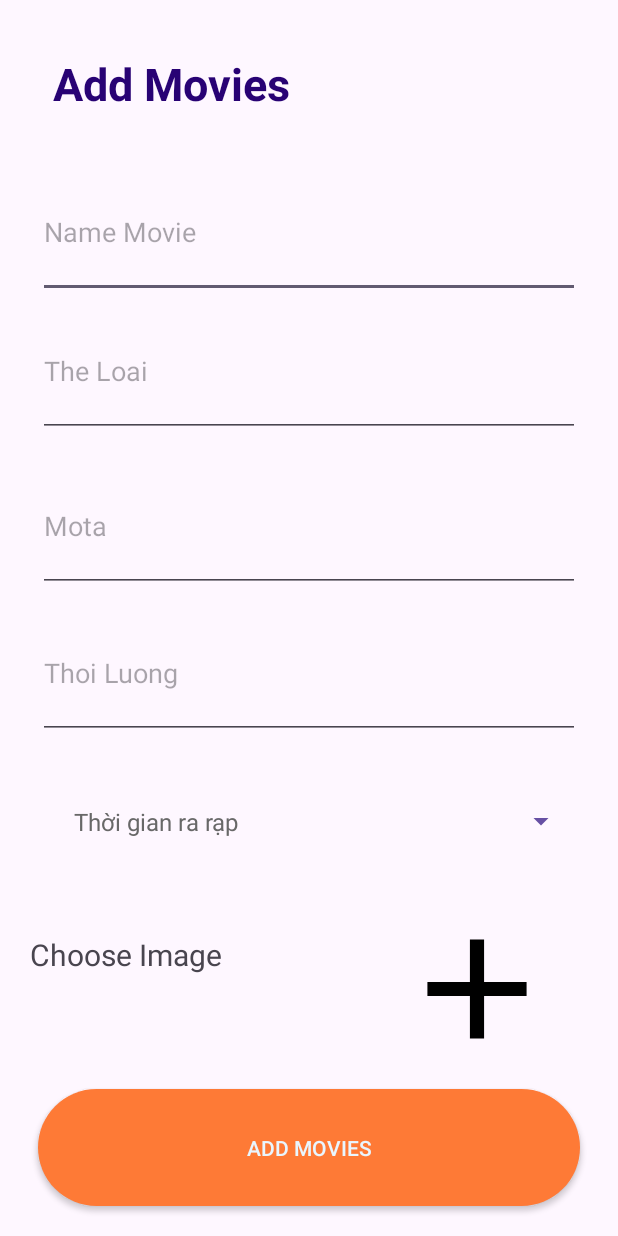
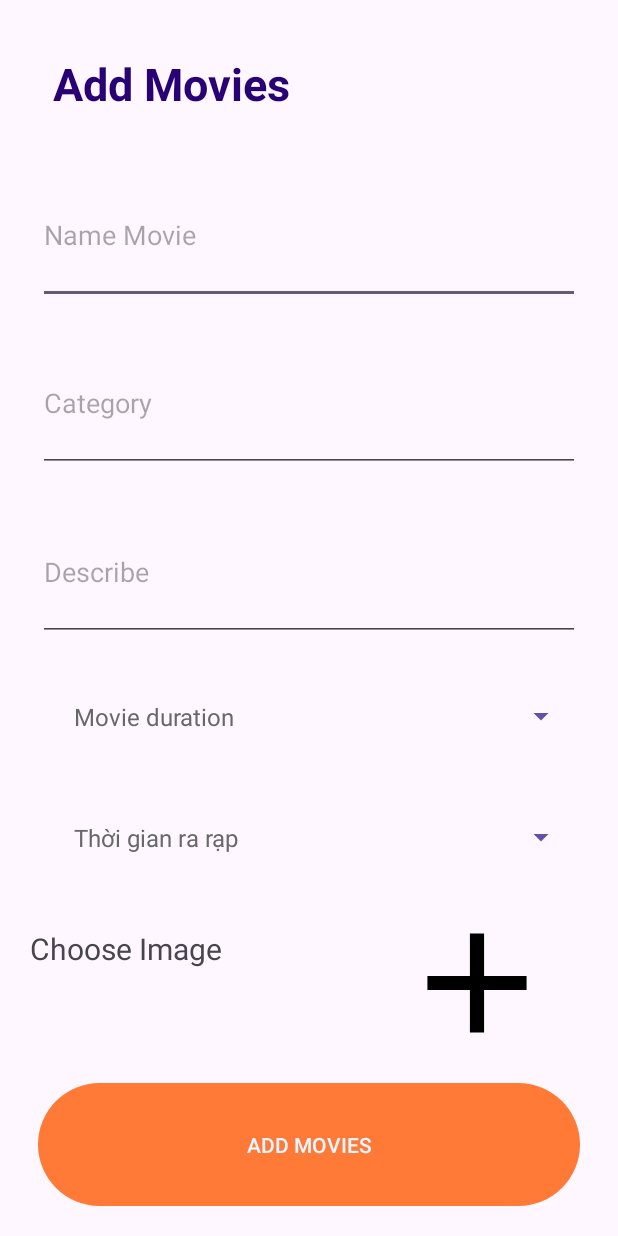
Before and after one commit to Nguyenngotramy/BookTicketsMobile, an Android app: the fragment AddMoviesFragment shown on its own in the app's theme, on a phone screen of 412 x 824 dp. Run offline under Robolectric (Android 15) with nearby library versions, the phone set to English and light mode, and no system bars.

Commit message:
registerDB & Add_moviesTime

```diff
--- a/app/build.gradle.kts
+++ b/app/build.gradle.kts
@@ -63,5 +63,6 @@ dependencies {
 
     implementation("androidx.lifecycle:lifecycle-viewmodel-ktx:2.4.0")
     implementation ("androidx.lifecycle:lifecycle-runtime-ktx:2.4.0")
+    implementation ("de.hdodenhof:circleimageview:3.1.0")
 
 }
--- a/app/src/main/java/com/example/bookticketsmobile/AdminUi/AddMoviesFragment.kt
+++ b/app/src/main/java/com/example/bookticketsmobile/AdminUi/AddMoviesFragment.kt
@@ -1,60 +1,98 @@
 package com.example.bookticketsmobile.AdminUi
 
+import android.app.AlertDialog
+import android.app.DatePickerDialog
 import android.os.Bundle
 import androidx.fragment.app.Fragment
 import android.view.LayoutInflater
 import android.view.View
 import android.view.ViewGroup
 import com.example.bookticketsmobile.R
+import java.util.Calendar
+import android.app.DatePickerDialog.OnDateSetListener
+import android.app.TimePickerDialog
+import com.example.bookticketsmobile.databinding.FragmentAddMoviesBinding
 
-// TODO: Rename parameter arguments, choose names that match
-// the fragment initialization parameters, e.g. ARG_ITEM_NUMBER
-private const val ARG_PARAM1 = "param1"
-private const val ARG_PARAM2 = "param2"
+private var _binding: FragmentAddMoviesBinding? = null
+private val binding get() = _binding!!
+private var datePickerDialog: DatePickerDialog? = null
+private var timePickerDialog: TimePickerDialog? = null
+class AddMoviesFragment : Fragment() {
 
-/**
- * A simple [Fragment] subclass.
- * Use the [AddMoviesFragment.newInstance] factory method to
- * create an instance of this fragment.
- */
-class AddMoviesFragment : Fragment() {
-    // TODO: Rename and change types of parameters
-    private var param1: String? = null
-    private var param2: String? = null
-
-    override fun onCreate(savedInstanceState: Bundle?) {
-        super.onCreate(savedInstanceState)
-        arguments?.let {
-            param1 = it.getString(ARG_PARAM1)
-            param2 = it.getString(ARG_PARAM2)
-        }
-    }
 
     override fun onCreateView(
         inflater: LayoutInflater, container: ViewGroup?,
         savedInstanceState: Bundle?
+
     ): View? {
-        // Inflate the layout for this fragment
-        return inflater.inflate(R.layout.fragment_add_movies, container, false)
+        _binding = FragmentAddMoviesBinding.inflate(inflater, container, false)
+        initDatePicker()
+        binding.datePickerButton.setOnClickListener {
+            openDatePicker()
+        }
+        initTimePicker()
+        binding.timePickerButton.setOnClickListener {
+            openTimePicker()
+        }
+        return binding.root
+    }
+    private fun initDatePicker() {
+        val dateSetListener =
+            OnDateSetListener { datePicker, year, month, day ->
+                var month = month
+                month = month + 1
+                val date = makeDateString(day, month, year)
+                binding.datePickerButton.setText(date)
+            }
+        val cal: Calendar = Calendar.getInstance()
+        val year: Int = cal.get(Calendar.YEAR)
+        val month: Int = cal.get(Calendar.MONTH)
+        val day: Int = cal.get(Calendar.DAY_OF_MONTH)
+        val style: Int = AlertDialog.THEME_HOLO_LIGHT
+        datePickerDialog = DatePickerDialog(requireContext(), style, dateSetListener, year, month, day)
+        //datePickerDialog.getDatePicker().setMaxDate(System.currentTimeMillis());
     }
 
-    companion object {
-        /**
-         * Use this factory method to create a new instance of
-         * this fragment using the provided parameters.
-         *
-         * @param param1 Parameter 1.
-         * @param param2 Parameter 2.
-         * @return A new instance of fragment AddMoviesFragment.
-         */
-        // TODO: Rename and change types and number of parameters
-        @JvmStatic
-        fun newInstance(param1: String, param2: String) =
-            AddMoviesFragment().apply {
-                arguments = Bundle().apply {
-                    putString(ARG_PARAM1, param1)
-                    putString(ARG_PARAM2, param2)
-                }
-            }
+    private fun makeDateString(day: Int, month: Int, year: Int): String? {
+        return getMonthFormat(month) + " " + day + " " + year
     }
+
+    private fun getMonthFormat(month: Int): String {
+        if (month == 1) return "JAN"
+        if (month == 2) return "FEB"
+        if (month == 3) return "MAR"
+        if (month == 4) return "APR"
+        if (month == 5) return "MAY"
+        if (month == 6) return "JUN"
+        if (month == 7) return "JUL"
+        if (month == 8) return "AUG"
+        if (month == 9) return "SEP"
+        if (month == 10) return "OCT"
+        if (month == 11) return "NOV"
+        return if (month == 12) "DEC" else "JAN"
+    }
+
+    fun openDatePicker() {
+        datePickerDialog?.show()
+    }
+
+    private fun initTimePicker() {
+        val timeSetListener = TimePickerDialog.OnTimeSetListener { timePicker, hourOfDay, minute ->
+            val time = makeTimeString(hourOfDay, minute)
+            binding.timePickerButton.text = time
+        }
+        val cal: Calendar = Calendar.getInstance()
+        val hour: Int = cal.get(Calendar.HOUR_OF_DAY)
+        val minute: Int = cal.get(Calendar.MINUTE)
+        val style: Int = AlertDialog.THEME_HOLO_LIGHT
+         timePickerDialog = TimePickerDialog(requireContext(), style, timeSetListener, hour, minute, true)
+    }
+
+    private fun makeTimeString(hourOfDay: Int, minute: Int): String {
+        return String.format("%02d:%02d", hourOfDay, minute)
+    }
+    fun openTimePicker() {
+        timePickerDialog?.show()
+    }
+
 }
--- a/app/src/main/java/com/example/bookticketsmobile/Login.kt
+++ b/app/src/main/java/com/example/bookticketsmobile/Login.kt
@@ -26,9 +26,6 @@ class Login : AppCompatActivity() {
             startActivity(i1)
         }
         bingding.txtForgetPass.paintFlags = bingding.txtForgetPass.paintFlags or Paint.UNDERLINE_TEXT_FLAG
-       /* bingding.textView3.paintFlags = bingding.textView3.paintFlags or Paint.STRIKE_THRU_TEXT_FLAG
-        bingding.textView5.paintFlags = bingding.textView5.paintFlags or Paint.STRIKE_THRU_TEXT_FLAG*/
-
 
     }
 }
--- a/app/src/main/java/com/example/bookticketsmobile/MainActivity.kt
+++ b/app/src/main/java/com/example/bookticketsmobile/MainActivity.kt
@@ -16,7 +16,7 @@ class MainActivity : AppCompatActivity() {
         setContentView(binding.root)
 
         binding.btnLoginHome.setOnClickListener{
-            val i1 = Intent(this,DetailOfFilm::class.java)
+            val i1 = Intent(this,Login::class.java)
             startActivity(i1)
         }
         binding.btnRegisterHome.setOnClickListener{
--- a/app/src/main/java/com/example/bookticketsmobile/Model/khachHang.kt
+++ b/app/src/main/java/com/example/bookticketsmobile/Model/khachHang.kt
@@ -3,6 +3,7 @@ package com.example.bookticketsmobile.Model
 import androidx.room.ColumnInfo
 import androidx.room.Entity
 import androidx.room.PrimaryKey
+import java.util.Date
 
 @Entity(tableName = "khachHang")
 data class khachHang(
@@ -11,6 +12,6 @@ data class khachHang(
     @ColumnInfo(name = "email") val email: String?,
     @ColumnInfo(name = "soDienThoai") val soDienThoai: String?,
     @ColumnInfo(name = "matKhau") val matKhau: String?,
-    @ColumnInfo(name = "ngaySinh") val ngaySinh: Long?,
+    @ColumnInfo(name = "ngaySinh") val ngaySinh: String?,
     @ColumnInfo(name = "gioiTinh") val gioiTinh: String?
 )
--- a/app/src/main/java/com/example/bookticketsmobile/viewModel/khachHangViewModel.kt
+++ b/app/src/main/java/com/example/bookticketsmobile/viewModel/khachHangViewModel.kt
@@ -3,6 +3,7 @@ package com.example.bookticketsmobile.viewModel
 import android.app.Application
 import androidx.lifecycle.AndroidViewModel
 import androidx.lifecycle.viewModelScope
+import com.example.bookticketsmobile.Database.BookTicketsDatabase
 import com.example.bookticketsmobile.Database.BookTicketsRepository
 import com.example.bookticketsmobile.Model.khachHang
 import kotlinx.coroutines.launch
--- a/app/src/main/res/layout/fragment_add_movies.xml
+++ b/app/src/main/res/layout/fragment_add_movies.xml
@@ -21,11 +21,10 @@
         android:text="Add Movies" />
 
     <EditText
-        android:id="@+id/editTextText2"
+        android:id="@+id/txtNameMovie"
         android:layout_width="match_parent"
         android:layout_height="22dp"
         android:layout_marginLeft="25dp"
-
         android:layout_marginRight="25dp"
         android:layout_weight="1"
         android:ems="10"
@@ -34,45 +33,49 @@
         android:text="" />
 
     <EditText
-        android:id="@+id/editTextText3"
+        android:id="@+id/txtCategory"
         android:layout_width="match_parent"
         android:layout_height="22dp"
         android:layout_marginLeft="25dp"
-        android:layout_marginTop="5dp"
+        android:layout_marginTop="20dp"
+        android:layout_marginRight="25dp"
+        android:layout_marginBottom="5dp"
+        android:layout_weight="1"
+        android:ems="10"
+        android:hint="Category"
+        android:inputType="text"
+        android:text="" />
+
+    <EditText
+        android:id="@+id/txtDescribe"
+        android:layout_width="match_parent"
+        android:layout_height="22dp"
+        android:layout_marginLeft="25dp"
+        android:layout_marginTop="15dp"
         android:layout_marginRight="25dp"
         android:layout_marginBottom="10dp"
         android:layout_weight="1"
         android:ems="10"
-        android:hint="The Loai"
+        android:hint="Describe"
         android:inputType="text"
         android:text="" />
 
-    <EditText
-        android:id="@+id/editTextText4"
-        android:layout_width="match_parent"
-        android:layout_height="22dp"
+    <Button
+        android:id="@+id/timePickerButton"
+        style="?android:spinnerStyle"
+        android:layout_width="359dp"
+        android:layout_height="70dp"
         android:layout_marginLeft="25dp"
         android:layout_marginTop="5dp"
         android:layout_marginRight="25dp"
-        android:layout_marginBottom="10dp"
-        android:layout_weight="1"
-        android:ems="10"
-        android:hint="Mota"
-        android:inputType="text"
-        android:text="" />
-
-    <EditText
-        android:id="@+id/editTextText5"
-        android:layout_width="match_parent"
-        android:layout_height="22dp"
-        android:layout_weight="1"
-        android:ems="10"
-        android:inputType="text"
-        android:layout_marginLeft="25dp"
-        android:layout_marginRight="25dp"
-        android:layout_marginBottom="10dp"
-        android:hint="Thoi Luong"
-        android:text="" />
+        android:layout_marginBottom="5dp"
+        android:onClick="openTimePicker"
+        android:text="Movie duration"
+        android:textColor="#686868"
+        android:textSize="16dp"
+        app:layout_constraintLeft_toLeftOf="parent"
+        app:layout_constraintRight_toRightOf="parent"
+        app:layout_constraintTop_toBottomOf="@+id/txtMoviesDuration" />
 
     <Button
         android:id="@+id/datePickerButton"
@@ -80,9 +83,9 @@
         android:layout_width="359dp"
         android:layout_height="70dp"
         android:layout_marginLeft="25dp"
-        android:layout_marginTop="10dp"
+        android:layout_marginTop="5dp"
         android:layout_marginRight="25dp"
-        android:layout_marginBottom="20dp"
+        android:layout_marginBottom="5dp"
         android:onClick="openDatePicker"
         android:text="Thời gian ra rạp"
         android:textColor="#686868"
```
Also changed, not shown: app/src/main/AndroidManifest.xml (+7 -0 lines), app/src/main/java/com/example/bookticketsmobile/AdminUi/List_Movies_Fragment.kt (+2 -29 lines), app/src/main/java/com/example/bookticketsmobile/AdminUi/NavigationDrawerAdmin.kt (+21 -3 lines), app/src/main/java/com/example/bookticketsmobile/Register.kt (+36 -16 lines), app/src/main/res/layout/activity_navigation_drawer_admin.xml (+11 -0 lines), app/src/main/res/layout/activity_register.xml (+8 -6 lines).
